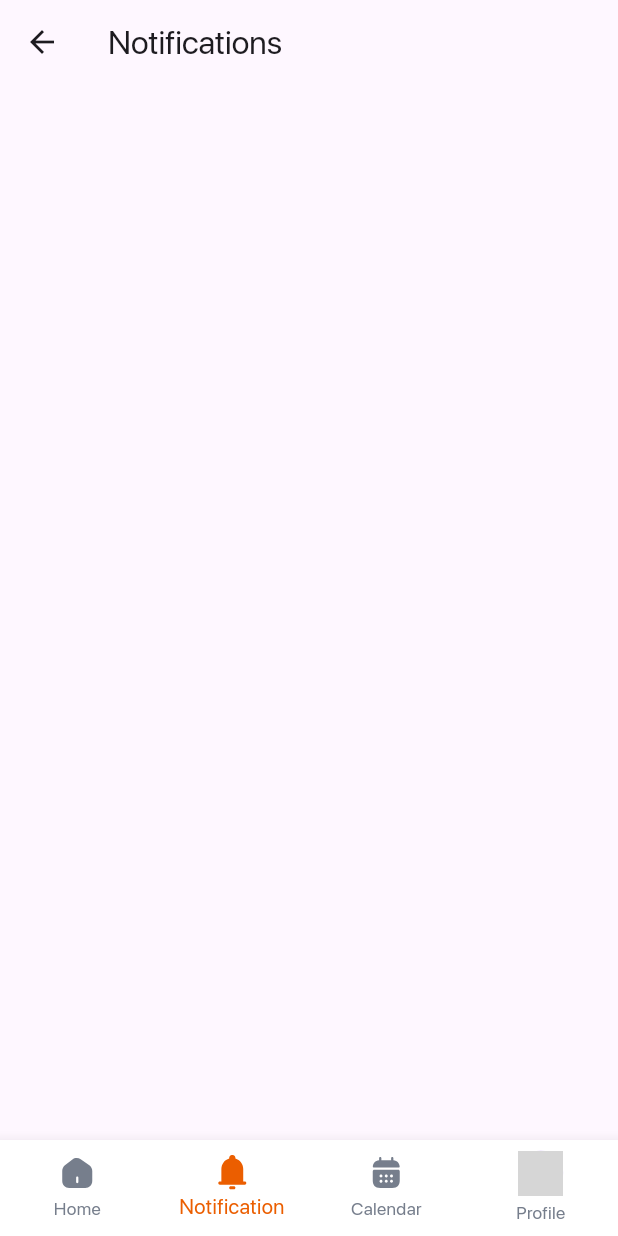
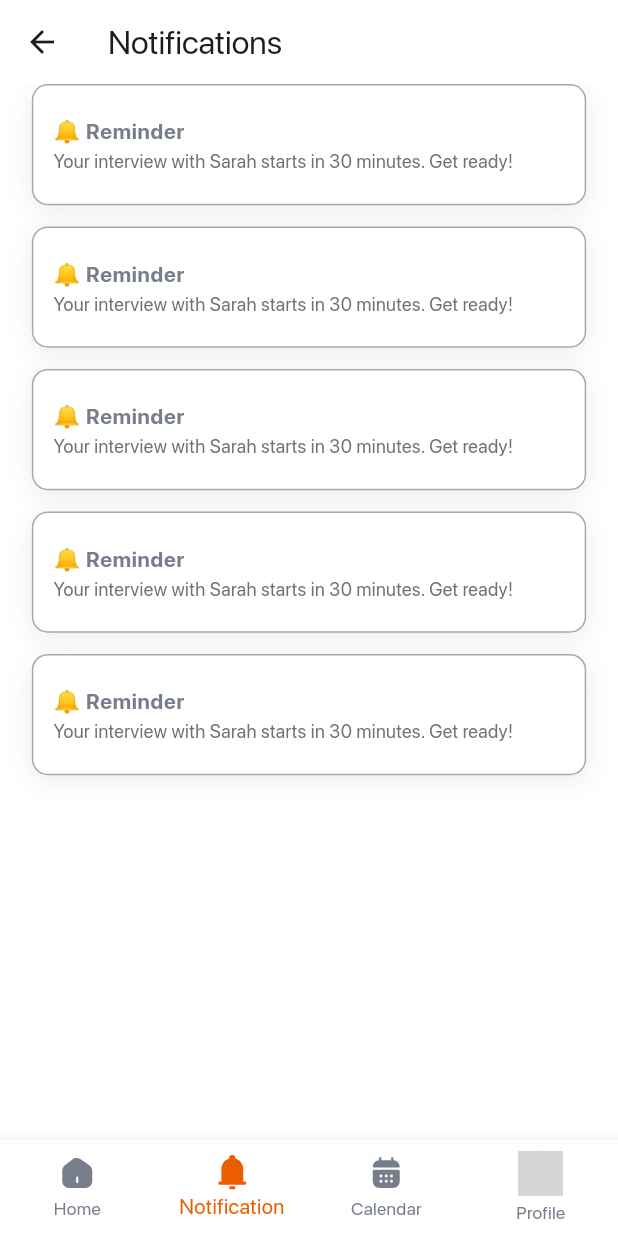
Before and after one commit to pankaj1101/task_management_app, a Flutter app: the MainScreen screen opened by its route, item 2 of the bottom bar chosen, on a phone screen of 412 x 824 dp. Run offline on Flutter 3.47's test engine with Material 3 defaults, Android fonts, the phone set to English and light mode, and no system bars; our stand-ins replace flutter_riverpod, flutter_screenutil, flutter_svg, shared_preferences; accounts and stored records are empty; network calls fail; project files that could hold a hidden picture were left out; grey boxes are pictures that could not be loaded.

Commit message:
`Added new colors to AppColors and updated multiple screens to use them`

```diff
--- a/lib/core/constants/app_colors.dart
+++ b/lib/core/constants/app_colors.dart
@@ -19,4 +19,6 @@ class AppColors {
   static const Color highPriorityColor = Color(0xFFEA4335);
   static const Color mediumPriorityColor = Color(0xFFED9611);
   static const Color lowPriorityColor = Color(0xFF24A19C);
+  static const Color greyBorderColor = Color(0xFFA0AAB8);
+  static const Color blancoPrimaryColor = Color(0xFFA0AAB8);
 }
--- a/lib/features/main_screen/main_screen.dart
+++ b/lib/features/main_screen/main_screen.dart
@@ -1,6 +1,7 @@
 import 'package:flutter/material.dart';
 import 'package:flutter_riverpod/flutter_riverpod.dart';
 import 'package:task_management_app/core/constants/app_assets.dart';
+import 'package:task_management_app/core/constants/app_colors.dart';
 import 'package:task_management_app/features/calendar/calendar_screen.dart';
 import 'package:task_management_app/features/home/home_screen.dart';
 import 'package:task_management_app/features/notification/notification_screen.dart';
@@ -25,6 +26,7 @@ class MainScreen extends ConsumerWidget {
     String dummyImageUrl = AppAssets.dummyPersonImageUrl;
 
     return Scaffold(
+      backgroundColor: AppColors.whiteColor,
       body: _pages[currentIndex],
       bottomNavigationBar: AppBottomNavigationBar(imageUrl: dummyImageUrl),
     );
--- a/lib/features/notification/notification_screen.dart
+++ b/lib/features/notification/notification_screen.dart
@@ -1,10 +1,67 @@
 import 'package:flutter/material.dart';
+import 'package:flutter_screenutil/flutter_screenutil.dart';
+import 'package:task_management_app/core/constants/app_colors.dart';
 
 class NotificationScreen extends StatelessWidget {
   const NotificationScreen({super.key});
 
   @override
   Widget build(BuildContext context) {
-    return Scaffold(appBar: AppBar(title: Text('Notifications')));
+    return Scaffold(
+      backgroundColor: AppColors.whiteColor,
+      appBar: AppBar(
+        title: Text('Notifications'),
+        backgroundColor: AppColors.whiteColor,
+      ),
+      body: ListView.separated(
+        itemCount: 5,
+        itemBuilder: (context, index) {
+          return Padding(
+            padding: EdgeInsets.symmetric(horizontal: 24.h),
+            child: DecoratedBox(
+              decoration: BoxDecoration(
+                color: AppColors.whiteColor,
+                border: Border.all(color: AppColors.greyBorderColor),
+                borderRadius: BorderRadiusGeometry.circular(12.r),
+                boxShadow: [
+                  BoxShadow(
+                    offset: Offset(0, 4),
+                    blurRadius: 16.r,
+                    color: AppColors.blackColor.withValues(alpha: 0.07),
+                  ),
+                ],
+              ),
+              child: ListTile(
+                contentPadding: EdgeInsets.symmetric(
+                  horizontal: 15.w,
+                  vertical: 5.h,
+                ),
+                tileColor: AppColors.whiteColor,
+
+                title: Text(
+                  '🔔 Reminder',
+                  style: TextStyle(
+                    fontWeight: FontWeight.w700,
+                    fontSize: 16.r,
+                    color: AppColors.neutralSecondaryColor,
+                  ),
+                ),
+                subtitle: Text(
+                  'Your interview with Sarah starts in 30 minutes. Get ready!',
+                  style: TextStyle(
+                    fontWeight: FontWeight.w400,
+                    fontSize: 14.r,
+                    color: AppColors.greyColor,
+                  ),
+                ),
+              ),
+            ),
+          );
+        },
+        separatorBuilder: (BuildContext context, int index) {
+          return SizedBox(height: 16.h);
+        },
+      ),
+    );
   }
 }
```
